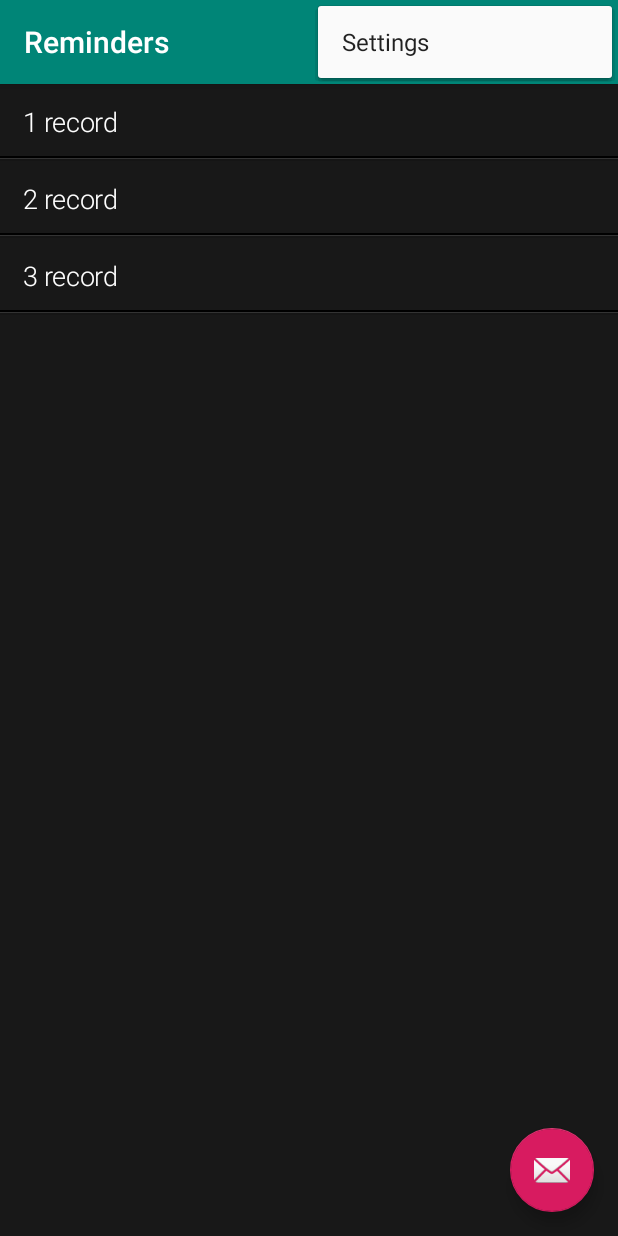
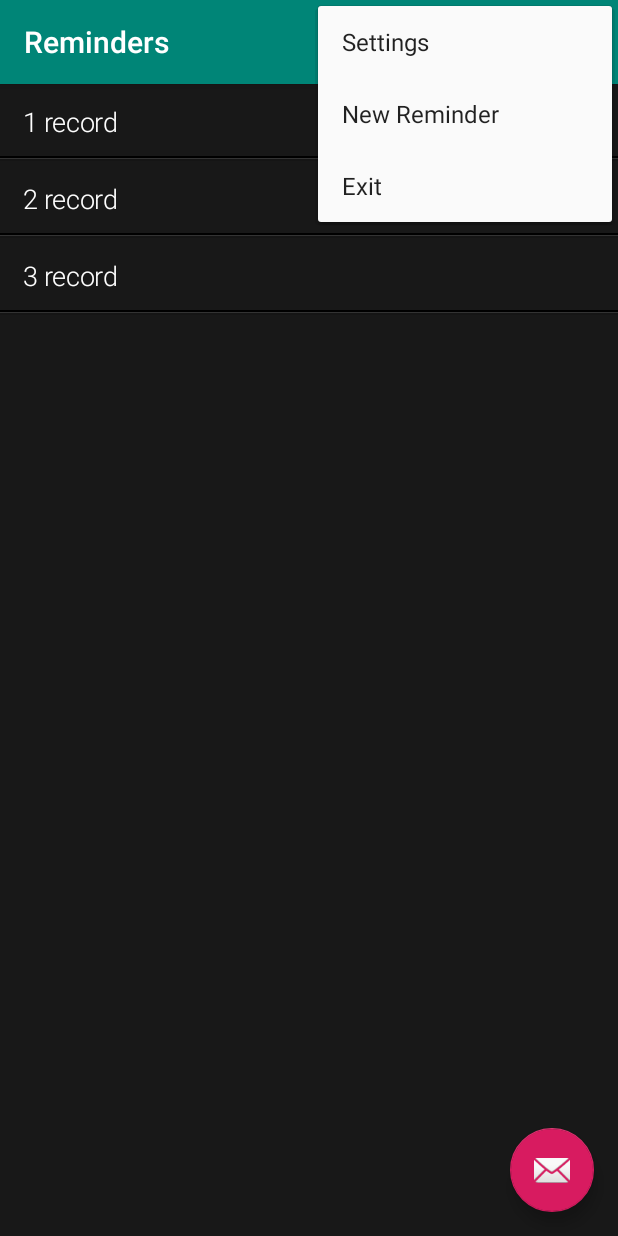
Before and after one commit to labanau/Reminders, an Android app: the screen it shows after launch (MainActivity), with the options menu open, on a phone screen of 412 x 824 dp. Run offline under Robolectric (Android 15) with nearby library versions, the phone set to English and light mode, and no system bars.

Commit message:
Edited onOptionsItemsSelected(), added two options: New reminder Exit

```diff
--- a/app/src/main/res/menu/menu_main.xml
+++ b/app/src/main/res/menu/menu_main.xml
@@ -7,4 +7,16 @@
         android:orderInCategory="100"
         android:title="@string/action_settings"
         app:showAsAction="never" />
+
+    <item
+        android:id="@+id/action_new"
+        android:orderInCategory="100"
+        android:title="@string/new_reminder"
+        app:showAsAction="never" />
+
+    <item
+        android:id="@+id/action_exit"
+        android:orderInCategory="100"
+        android:title="@string/exit"
+        app:showAsAction="never" />
 </menu>
--- a/app/src/main/res/values/strings.xml
+++ b/app/src/main/res/values/strings.xml
@@ -2,4 +2,6 @@
     <string name="app_name">Reminders</string>
     <string name="action_settings">Settings</string>
     <string name="reminder_text">Reminder Text</string>
+    <string name="new_reminder">New Reminder</string>
+    <string name="exit">Exit</string>
 </resources>
```
Also changed, not shown: app/src/main/java/com/example/reminders/MainActivity.java (+16 -2 lines).
